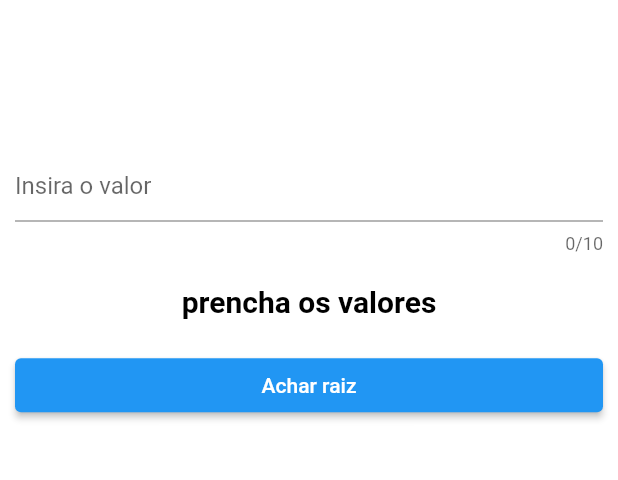
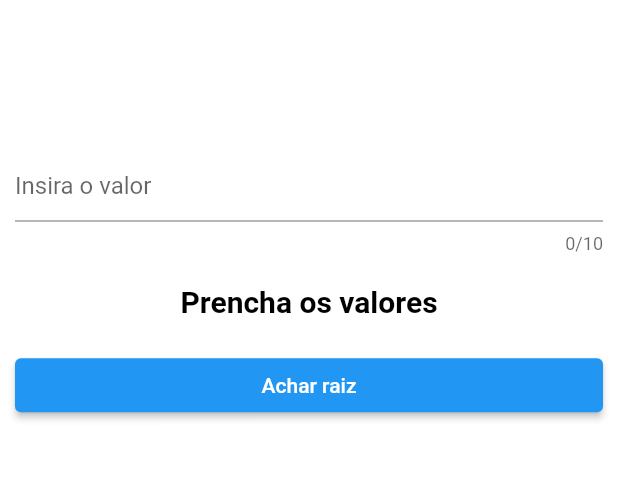
Before and after one commit to Abeltomas16/appsoma, a Flutter app: the screen it shows after launch, on a phone screen of 412 x 824 dp, the part 371-851 px from its top. Run offline on Flutter 3.47's test engine with Material 2 defaults, Android fonts, the phone set to English and light mode, and no system bars; our stand-ins replace lottie.

Commit message:
FEAT: finalizando

```diff
--- a/lib/bloc/soma.bloc.dart
+++ b/lib/bloc/soma.bloc.dart
@@ -3,7 +3,7 @@ import 'package:flutter/material.dart';
 
 class SomaBloc {
   var controller = TextEditingController();
-  var resultado = 'prencha os valores';
+  var resultado = 'Prencha os valores';
   calculate() {
     try {
       double valor = double.parse(controller.text);
--- a/lib/main.dart
+++ b/lib/main.dart
@@ -13,6 +13,7 @@ class MyApp extends StatelessWidget {
   @override
   Widget build(BuildContext context) {
     return MaterialApp(
+      debugShowCheckedModeBanner: false,
       title: 'Raiz q',
       theme: ThemeData(
         primarySwatch: Colors.blue,
```
Also changed, not shown: foto1.jpg (deleted), foto2.jpg (deleted), foto3.jpg (deleted), 5 other files.
